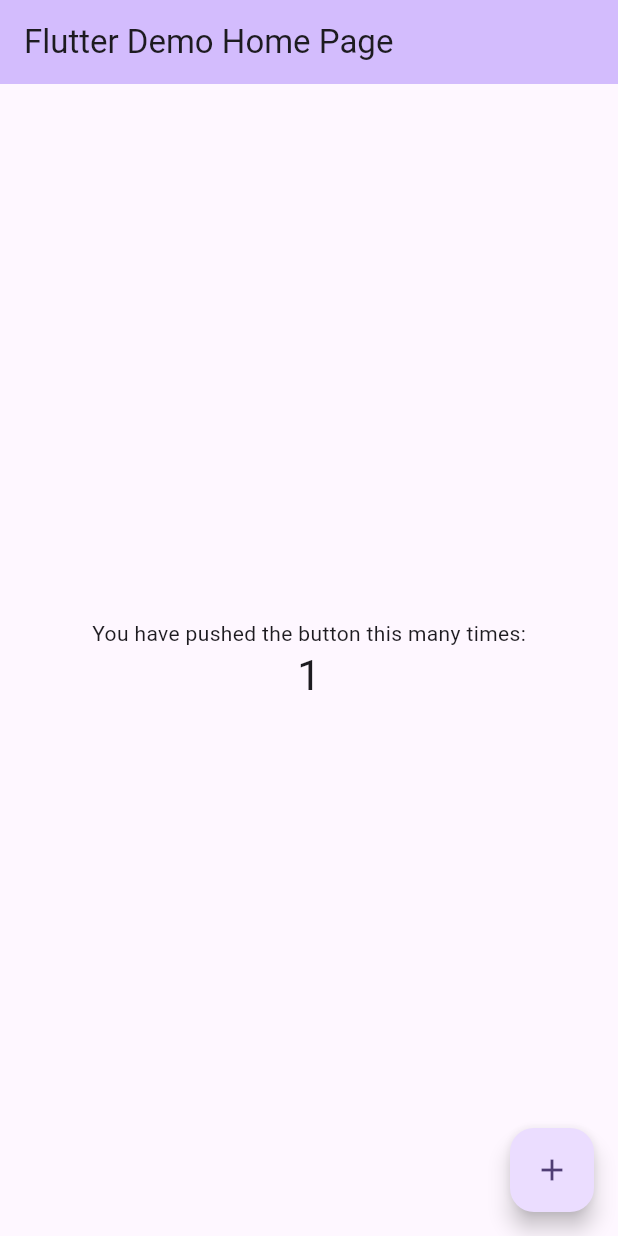
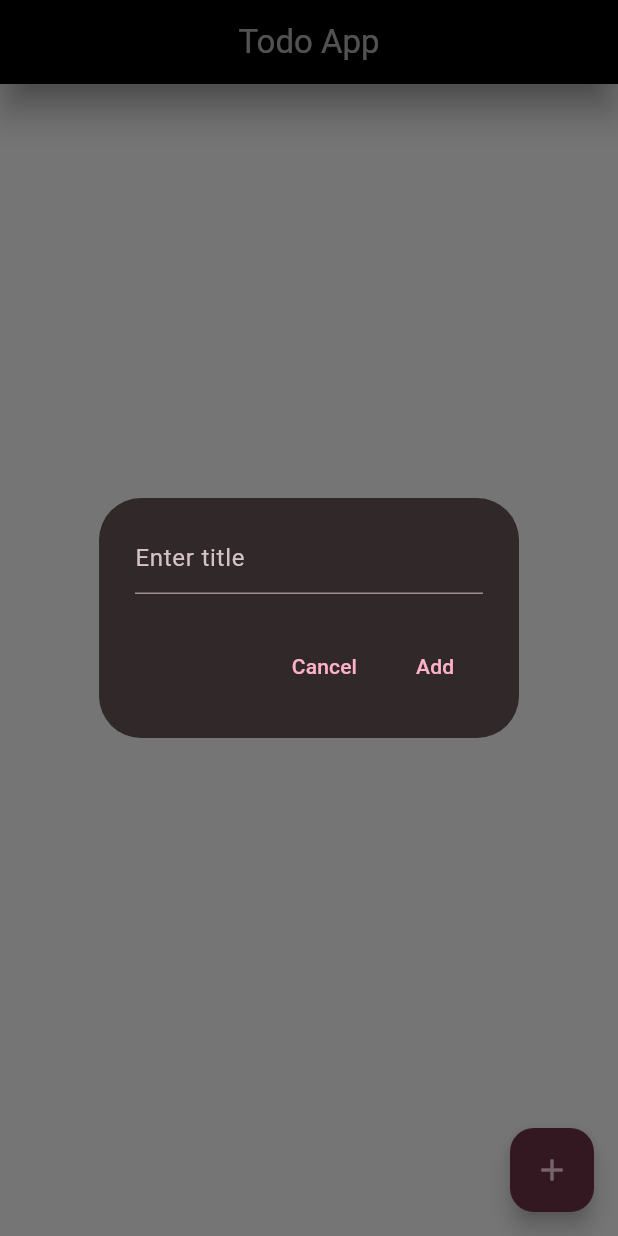
Before and after one commit to namansharma05/clean_arch_bloc_todo_app, a Flutter app: the screen it shows after launch, after a tap on the "add" icon, on a phone screen of 412 x 824 dp. Run offline on Flutter 3.47's test engine with Material 3 defaults, Android fonts, the phone set to English and light mode, and no system bars; our stand-ins replace flutter_bloc, get_it, hive; accounts and stored records are empty.

Commit message:
started with the UI, added addTodo and getAllTodos functionalities

```diff
--- a/lib/features/todo/presentation/pages/home_page.dart
+++ b/lib/features/todo/presentation/pages/home_page.dart
@@ -0,0 +1,111 @@
+import 'package:clean_arch_bloc_todo_app/features/todo/data/models/todo_model.dart';
+import 'package:clean_arch_bloc_todo_app/features/todo/domain/entities/todo_entity.dart';
+import 'package:clean_arch_bloc_todo_app/features/todo/presentation/bloc/todo_bloc.dart';
+import 'package:clean_arch_bloc_todo_app/features/todo/presentation/widgets/todo_list_tile.dart';
+import 'package:flutter/cupertino.dart';
+import 'package:flutter/material.dart';
+import 'package:flutter_bloc/flutter_bloc.dart';
+import 'package:hive/hive.dart';
+
+class HomePage extends StatelessWidget {
+  const HomePage({super.key});
+  @override
+  Widget build(BuildContext context) {
+    final todoBloc = BlocProvider.of<TodoBloc>(context);
+    return Scaffold(
+      appBar: _appBar(),
+      body: _body(todoBloc),
+      floatingActionButton: FloatingActionButton(
+        onPressed: () => _dialogBuilder(context, todoBloc),
+        child: Icon(Icons.add),
+      ),
+    );
+  }
+
+  _appBar() {
+    return AppBar(
+      centerTitle: true,
+      title: const Text('Todo App'),
+      elevation: 10,
+      surfaceTintColor: Colors.black,
+      shadowColor: Colors.grey.shade900,
+      titleTextStyle: const TextStyle(fontSize: 22, color: Colors.white70),
+      backgroundColor: Colors.black,
+    );
+  }
+
+  _body(todoBloc) {
+    return SizedBox(
+      child: BlocBuilder<TodoBloc, TodoState>(
+        builder: (context, state) {
+          if (state is TodoLoadingState) {
+            return const Center(
+              child: CupertinoActivityIndicator(),
+            );
+          } else if (state is TodoLoadedState) {
+            return ListView.builder(
+              itemCount: state.allTodos.length,
+              itemBuilder: (context, index) {
+                final todo = state.allTodos[index];
+                return TodoListTile(todo: todo, todoBloc: todoBloc);
+              },
+            );
+          } else if (state is TodoErrorState) {
+            return const Center(
+              child: Text('Error occured'),
+            );
+          } else {
+            return const Center(
+              child: Text('Add Todo item'),
+            );
+          }
+        },
+      ),
+    );
+  }
+
+  _dialogBuilder(context, todoBloc) {
+    final textFiledController = TextEditingController();
+    return showDialog(
+      context: context,
+      builder: (context) {
+        return AlertDialog(
+          content: TextField(
+            controller: textFiledController,
+            decoration: const InputDecoration(
+              hintText: 'Enter title',
+            ),
+          ),
+          actions: [
+            TextButton(
+              style: TextButton.styleFrom(
+                textStyle: Theme.of(context).textTheme.labelLarge,
+              ),
+              child: const Text('Cancel'),
+              onPressed: () {
+                Navigator.of(context).pop();
+              },
+            ),
+            TextButton(
+              style: TextButton.styleFrom(
+                textStyle: Theme.of(context).textTheme.labelLarge,
+              ),
+              child: const Text('Add'),
+              onPressed: () async {
+                final todoBox = await Hive.openBox<TodoModel>('todoBox');
+                final idList = (todoBox.values.map((todo) => todo.id)).toList();
+                final newTodoEntity = TodoEntity(
+                    id: idList.isEmpty ? 1 : idList[idList.length - 1] + 1,
+                    title: textFiledController.text,
+                    isCompleted: false);
+                todoBloc.add(TodoAddEvent(newTodoEntity: newTodoEntity));
+                textFiledController.clear();
+                Navigator.of(context).pop();
+              },
+            ),
+          ],
+        );
+      },
+    );
+  }
+}
--- /dev/null
+++ b/lib/features/todo/presentation/widgets/todo_list_tile.dart
@@ -0,0 +1,27 @@
+import 'package:clean_arch_bloc_todo_app/features/todo/domain/entities/todo_entity.dart';
+import 'package:clean_arch_bloc_todo_app/features/todo/presentation/bloc/todo_bloc.dart';
+import 'package:flutter/material.dart';
+
+class TodoListTile extends StatelessWidget {
+  final TodoEntity todo;
+  final TodoBloc todoBloc;
+  const TodoListTile({super.key, required this.todo, required this.todoBloc});
+
+  @override
+  Widget build(BuildContext context) {
+    return ListTile(
+      leading: Checkbox(
+          value: todo.isCompleted,
+          onChanged: (value) {
+            final todoEntity = TodoEntity(
+                id: todo.id, title: todo.title, isCompleted: !todo.isCompleted);
+            todoBloc.add(TodoUpdateEvent(todoEntity: todoEntity));
+          }),
+      title: Text(
+        todo.title,
+        style:
+            const TextStyle(color: Colors.black, fontWeight: FontWeight.bold),
+      ),
+    );
+  }
+}
--- a/lib/injection_continer.dart
+++ b/lib/injection_continer.dart
@@ -6,21 +6,24 @@ import 'package:clean_arch_bloc_todo_app/features/todo/domain/usecases/delete_to
 import 'package:clean_arch_bloc_todo_app/features/todo/domain/usecases/get_all_todos.dart';
 import 'package:clean_arch_bloc_todo_app/features/todo/domain/usecases/update_todo.dart';
 import 'package:clean_arch_bloc_todo_app/features/todo/presentation/bloc/todo_bloc.dart';
+import 'package:flutter/material.dart';
 import 'package:get_it/get_it.dart';
 import 'package:hive/hive.dart';
+import 'package:path_provider/path_provider.dart';
 
 final getIt = GetIt.instance;
 
 Future<void> init() async {
-  // bloc injection
-  getIt.registerFactory(
-    () => TodoBloc(getIt()),
-  );
-
+  WidgetsFlutterBinding.ensureInitialized();
   // hive injection
-  Hive.init('./');
+  final directory = await getApplicationDocumentsDirectory();
+  Hive.init(directory.path);
   Hive.registerAdapter(TodoModelAdapter());
   final todoBox = await Hive.openBox<TodoModel>('todoBox');
+
+  // repositories injection
+  getIt.registerLazySingleton<TodoRepository>(
+      () => TodoRepositoryImpl(todoBox: todoBox));
 
   // use cases injection
   getIt.registerLazySingleton(() => GetAllTodos(todoRepository: getIt()));
@@ -28,7 +31,8 @@ Future<void> init() async {
   getIt.registerLazySingleton(() => UpdateTodo(todoRepository: getIt()));
   getIt.registerLazySingleton(() => DeleteTodo(todoRepository: getIt()));
 
-  // repositories injection
-  getIt.registerLazySingleton<TodoRepository>(
-      () => TodoRepositoryImpl(todoBox: todoBox));
+  // bloc injection
+  getIt.registerFactory(
+    () => TodoBloc(getIt()),
+  );
 }
--- a/lib/main.dart
+++ b/lib/main.dart
@@ -1,6 +1,12 @@
+import 'package:clean_arch_bloc_todo_app/features/todo/presentation/bloc/todo_bloc.dart';
+import 'package:clean_arch_bloc_todo_app/features/todo/presentation/pages/home_page.dart';
+import 'package:clean_arch_bloc_todo_app/injection_continer.dart';
+import 'package:clean_arch_bloc_todo_app/utils/theme/theme.dart';
 import 'package:flutter/material.dart';
+import 'package:flutter_bloc/flutter_bloc.dart';
 
-void main() {
+Future<void> main() async {
+  await init();
   runApp(const MyApp());
 }
 
@@ -9,60 +15,17 @@ class MyApp extends StatelessWidget {
 
   @override
   Widget build(BuildContext context) {
-    return MaterialApp(
-      title: 'Flutter Demo',
-      theme: ThemeData(
-        colorScheme: ColorScheme.fromSeed(seedColor: Colors.deepPurple),
-        useMaterial3: true,
-      ),
-      home: const MyHomePage(title: 'Flutter Demo Home Page'),
-    );
-  }
-}
-
-class MyHomePage extends StatefulWidget {
-  const MyHomePage({super.key, required this.title});
-
-  final String title;
-
-  @override
-  State<MyHomePage> createState() => _MyHomePageState();
-}
-
-class _MyHomePageState extends State<MyHomePage> {
-  int _counter = 0;
-
-  void _incrementCounter() {
-    setState(() {
-      _counter++;
-    });
-  }
-
-  @override
-  Widget build(BuildContext context) {
-    return Scaffold(
-      appBar: AppBar(
-        backgroundColor: Theme.of(context).colorScheme.inversePrimary,
-        title: Text(widget.title),
-      ),
-      body: Center(
-        child: Column(
-          mainAxisAlignment: MainAxisAlignment.center,
-          children: <Widget>[
-            const Text(
-              'You have pushed the button this many times:',
-            ),
-            Text(
-              '$_counter',
-              style: Theme.of(context).textTheme.headlineMedium,
-            ),
-          ],
+    return MultiBlocProvider(
+      providers: [
+        BlocProvider(
+          create: (context) => TodoBloc(getIt()),
         ),
-      ),
-      floatingActionButton: FloatingActionButton(
-        onPressed: _incrementCounter,
-        tooltip: 'Increment',
-        child: const Icon(Icons.add),
+      ],
+      child: MaterialApp(
+        title: 'Todo App',
+        debugShowCheckedModeBanner: false,
+        theme: theme(),
+        home: HomePage(),
       ),
     );
   }
--- /dev/null
+++ b/lib/utils/theme/theme.dart
@@ -0,0 +1,12 @@
+import 'package:flutter/material.dart';
+
+ThemeData theme() {
+  return ThemeData(
+    brightness: Brightness.dark,
+    colorScheme: ColorScheme.fromSeed(
+        seedColor: const Color.fromARGB(255, 0, 0, 0),
+        brightness: Brightness.dark),
+    scaffoldBackgroundColor: const Color.fromARGB(255, 255, 255, 255),
+    useMaterial3: true,
+  );
+}
--- a/pubspec.yaml
+++ b/pubspec.yaml
@@ -15,6 +15,7 @@ dependencies:
     flutter_bloc: ^8.1.6
     get_it: ^8.0.0
     hive: ^2.2.3
+    path_provider: ^2.1.4
 
 dev_dependencies:
     flutter_test:
```
Also changed, not shown: pubspec.lock, 1 other file.
